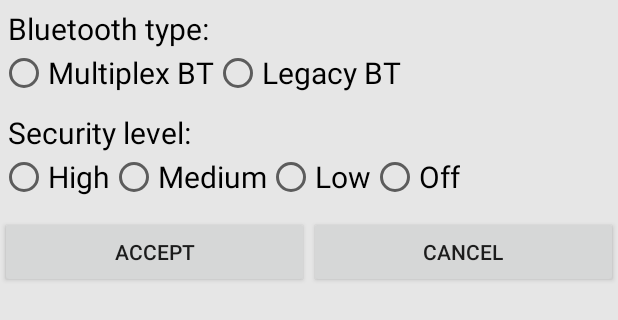
After one commit to KVGrygoriev/AndroidTransportInvestigator, an Android app: the layout activity_bt_popup.xml on its own in the app's theme, with its tools: preview values and no code run, on a phone screen of 412 x 824 dp. The commit adds this screen. Shown: the top 320 px of the screen. Run offline under Robolectric (Android 15) with nearby library versions, the phone set to English and light mode, and no system bars.

Commit message:
Bt settings popup skeleton

```diff
--- a/app/src/main/java/just/application/androidtransportinvestigator/Defines.java
+++ b/app/src/main/java/just/application/androidtransportinvestigator/Defines.java
@@ -8,4 +8,7 @@ class Defines {
         USB,
         TCP
     };
+
+    static String btTypeKey = "BtType";
+    static String btSecurityLvlKey = "BtSecurityLevel";
 }
--- /dev/null
+++ b/app/src/main/res/layout/activity_bt_popup.xml
@@ -0,0 +1,120 @@
+<?xml version="1.0" encoding="utf-8"?>
+<RelativeLayout xmlns:android="http://schemas.android.com/apk/res/android"
+    xmlns:app="http://schemas.android.com/apk/res-auto"
+    xmlns:tools="http://schemas.android.com/tools"
+    android:layout_width="match_parent"
+    android:layout_height="match_parent"
+    android:background="@color/colorGray"
+    tools:context=".BtPopupActivity">
+
+
+    <TextView
+        android:id="@+id/lblBtType"
+        android:layout_width="wrap_content"
+        android:layout_height="wrap_content"
+        android:layout_marginLeft="5dp"
+        android:layout_marginTop="5dp"
+        android:textColor="@color/colorBlack"
+        android:textSize="20dp"
+        android:text="Bluetooth type:"/>
+
+    <RadioGroup
+        android:id="@+id/rdBtnGrpBtType"
+        android:layout_width="wrap_content"
+        android:layout_height="wrap_content"
+        android:orientation="horizontal"
+        android:layout_below="@+id/lblBtType"
+        >
+
+        <RadioButton
+            android:id="@+id/rdBtnMBT"
+            android:layout_width="wrap_content"
+            android:layout_height="wrap_content"
+            android:layout_weight="1"
+            android:textSize="20dp"
+            android:text="Multiplex BT" />
+
+        <RadioButton
+            android:id="@+id/rdBtnLBT"
+            android:layout_width="wrap_content"
+            android:layout_height="wrap_content"
+            android:layout_weight="1"
+            android:textSize="20dp"
+            android:text="Legacy BT" />
+    </RadioGroup>
+
+    <TextView
+        android:id="@+id/lblBtSecurityLevel"
+        android:layout_width="wrap_content"
+        android:layout_height="wrap_content"
+        android:layout_marginLeft="5dp"
+        android:textColor="@color/colorBlack"
+        android:text="Security level:"
+        android:textSize="20dp"
+        android:layout_below="@+id/rdBtnGrpBtType"
+        android:layout_marginTop="10dp"/>
+
+    <RadioGroup
+        android:id="@+id/rdBtnGrpBtSecurityLevel"
+        android:layout_width="wrap_content"
+        android:layout_height="wrap_content"
+        android:orientation="horizontal"
+        android:layout_below="@+id/lblBtSecurityLevel" >
+
+        <RadioButton
+            android:id="@+id/rdBtnSecLvlHigh"
+            android:layout_width="wrap_content"
+            android:layout_height="wrap_content"
+            android:layout_weight="1"
+            android:textSize="20dp"
+            android:text="High" />
+
+        <RadioButton
+            android:id="@+id/rdBtnSecLvlMedium"
+            android:layout_width="wrap_content"
+            android:layout_height="wrap_content"
+            android:layout_weight="1"
+            android:textSize="20dp"
+            android:text="Medium" />
+
+        <RadioButton
+            android:id="@+id/rdBtnSecLvlLow"
+            android:layout_width="wrap_content"
+            android:layout_height="wrap_content"
+            android:layout_weight="1"
+            android:textSize="20dp"
+            android:text="Low" />
+
+        <RadioButton
+            android:id="@+id/rdBtnSecLvlOff"
+            android:layout_width="wrap_content"
+            android:layout_height="wrap_content"
+            android:layout_weight="1"
+            android:textSize="20dp"
+            android:text="Off" />
+    </RadioGroup>
+
+    <RadioGroup
+        android:id="@+id/rdBtnGrpManage"
+        android:layout_width="match_parent"
+        android:layout_height="wrap_content"
+        android:orientation="horizontal"
+        android:layout_below="@+id/rdBtnGrpBtSecurityLevel"
+        android:layout_marginTop="10dp">
+
+        <Button
+            android:id="@+id/btnAcceptBtSettings"
+            android:layout_width="wrap_content"
+            android:layout_height="wrap_content"
+            android:layout_weight="1"
+            android:text="Accept" />
+
+        <Button
+            android:id="@+id/btnCancelBtSettings"
+            android:layout_width="wrap_content"
+            android:layout_height="wrap_content"
+            android:layout_weight="1"
+            android:text="Cancel" />
+    </RadioGroup>
+
+</RelativeLayout>
```
Also changed, not shown: app/src/main/AndroidManifest.xml (+7 -3 lines), app/src/main/java/just/application/androidtransportinvestigator/BtPopupActivity.java (added, +77 -0 lines), app/src/main/java/just/application/androidtransportinvestigator/MainActivity.java (+36 -12 lines).
